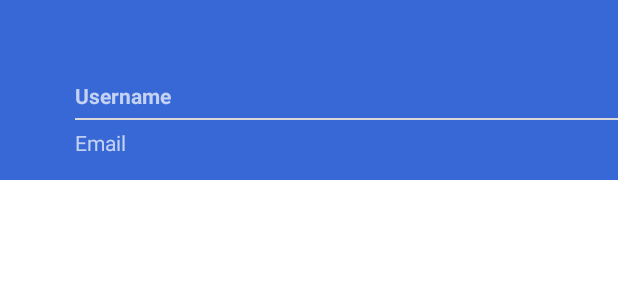
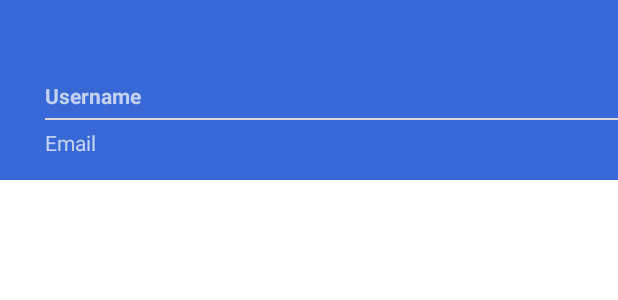
Before and after one commit to marcosscampos/task-list, an Android app: the layout header_layout.xml on its own in the app's theme, with its tools: preview values and no code run, on a phone screen of 412 x 824 dp. Shown: the top 300 px of the screen. Run offline under Robolectric (Android 15) with nearby library versions, the phone set to English and light mode, and no system bars; network calls fail.

Commit message:
projeto final

```diff
--- a/app/src/main/java/br/edu/infnet/todolist/ui/create/CreateActivity.kt
+++ b/app/src/main/java/br/edu/infnet/todolist/ui/create/CreateActivity.kt
@@ -125,7 +125,7 @@ class CreateActivity : AppCompatActivity() {
             autoComplete.requestFocus()
         }
 
-        if (task.title.isNotEmpty() && task.description.isNotEmpty()) {
+        if (task.title.isNotEmpty() && task.description.isNotEmpty() && autoCompleteText.text.isNotEmpty()) {
             createTask(task)
         }
     }
--- a/app/src/main/java/br/edu/infnet/todolist/ui/update/UpdateActivity.kt
+++ b/app/src/main/java/br/edu/infnet/todolist/ui/update/UpdateActivity.kt
@@ -139,7 +139,7 @@ class UpdateActivity : AppCompatActivity() {
             autoCompleteUpdate.requestFocus()
         }
 
-        if (task.title.isNotEmpty() && task.description.isNotEmpty()) {
+        if (task.title.isNotEmpty() && task.description.isNotEmpty() && autoCompleteText.text.isNotEmpty()) {
             updateTask(task_id)
         }
     }
--- a/app/src/main/res/layout/header_layout.xml
+++ b/app/src/main/res/layout/header_layout.xml
@@ -5,7 +5,7 @@
     android:layout_height="120dp"
     android:background="@color/royalblue"
     android:paddingBottom="15dp"
-    android:paddingLeft="50dp"
+    android:paddingLeft="30dp"
     android:theme="@style/ThemeOverlay.AppCompat.Dark"
     android:gravity="bottom">
     <TextView
```
